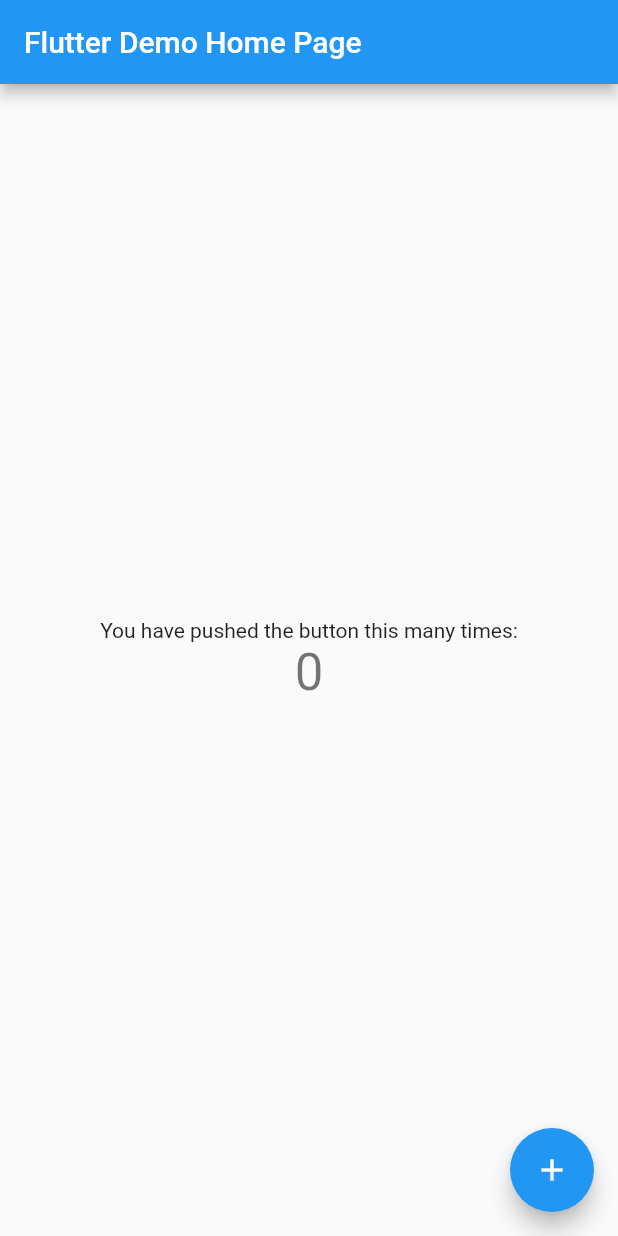
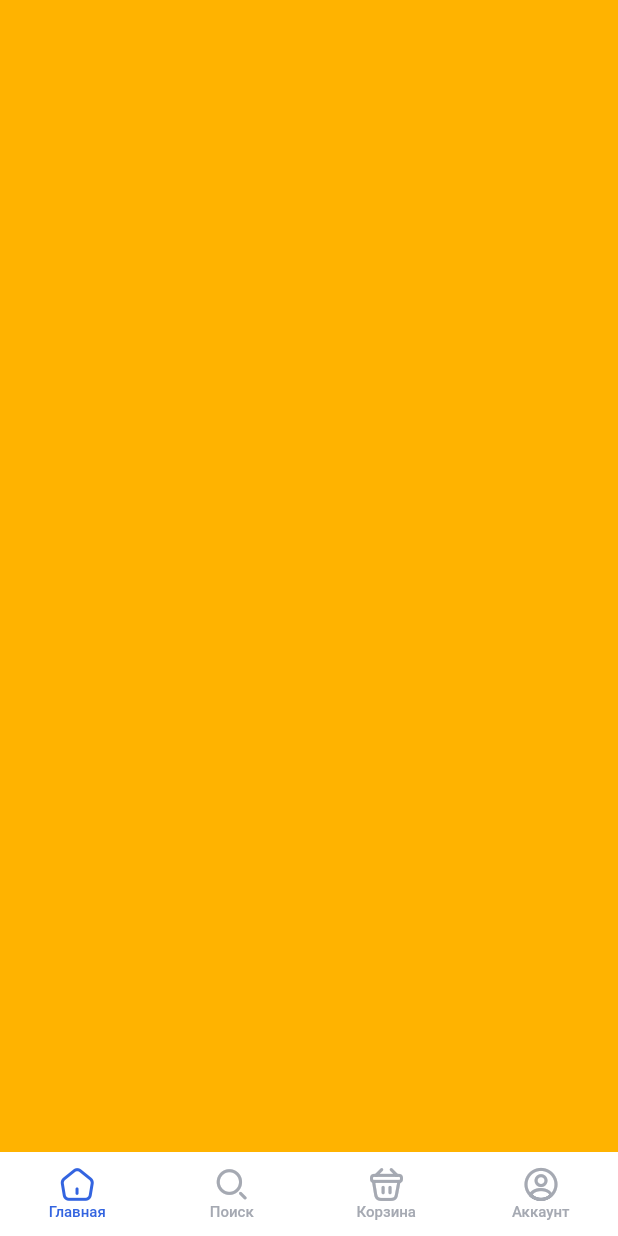
Before and after one commit to tw0ch/invite-test, a Flutter app: the screen it shows after launch, on a phone screen of 412 x 824 dp. Run offline on Flutter 3.47's test engine with Material 2 defaults, Android fonts, the phone set to English and light mode, and no system bars; our stand-ins replace go_router; Roboto replaces fonts that are missing (SF Pro Display).

```diff
--- /dev/null
+++ b/lib/common_setup/routes.dart
@@ -0,0 +1,17 @@
+abstract class Routes {
+  static const String main = '/';
+  static const String home = '/home';
+  static const String search = '/search';
+  static const String basket = '/basket';
+  static const String account = '/account';
+}
+
+enum NavigatorRoute {
+  home(Routes.home),
+  search(Routes.search),
+  basket(Routes.basket),
+  account(Routes.account);
+
+  final String path;
+  const NavigatorRoute(this.path);
+}
--- a/lib/main.dart
+++ b/lib/main.dart
@@ -1,115 +1,65 @@
 import 'package:flutter/material.dart';
+import 'package:invite_application/pages/basket/basket_page.dart';
+import 'package:invite_application/pages/home/home_page.dart';
+import 'package:invite_application/pages/main_page.dart';
+import 'package:go_router/go_router.dart';
+
+import 'common_setup/routes.dart';
 
 void main() {
-  runApp(const MyApp());
+  runApp(MyApp());
 }
 
 class MyApp extends StatelessWidget {
-  const MyApp({super.key});
+  MyApp({super.key});
 
-  // This widget is the root of your application.
+  final _rootNavigatorKey = GlobalKey<NavigatorState>();
+
   @override
   Widget build(BuildContext context) {
-    return MaterialApp(
-      title: 'Flutter Demo',
-      theme: ThemeData(
-        // This is the theme of your application.
-        //
-        // Try running your application with "flutter run". You'll see the
-        // application has a blue toolbar. Then, without quitting the app, try
-        // changing the primarySwatch below to Colors.green and then invoke
-        // "hot reload" (press "r" in the console where you ran "flutter run",
-        // or simply save your changes to "hot reload" in a Flutter IDE).
-        // Notice that the counter didn't reset back to zero; the application
-        // is not restarted.
-        primarySwatch: Colors.blue,
+    return MaterialApp.router(
+      routerConfig: GoRouter(
+        initialLocation: Routes.home,
+        navigatorKey: _rootNavigatorKey,
+        routes: [
+          ShellRoute(
+            builder: (context, state, child) => MainPage(
+              location: state.location,
+              child: child,
+            ),
+            routes: <RouteBase>[
+              GoRoute(
+                path: Routes.home,
+                pageBuilder: (context, state) => MaterialPage<void>(
+                  key: state.pageKey,
+                  child: HomePage(),
+                ),
+              ),
+              GoRoute(
+                path: Routes.search,
+                pageBuilder: (context, state) => MaterialPage<void>(
+                  key: state.pageKey,
+                  child: Placeholder(),
+                ),
+              ),
+              GoRoute(
+                path: Routes.basket,
+                pageBuilder: (context, state) => MaterialPage<void>(
+                  key: state.pageKey,
+                  child: BasketPage(),
+                ),
+              ),
+              GoRoute(
+                path: Routes.account,
+                pageBuilder: (context, state) => MaterialPage<void>(
+                  key: state.pageKey,
+                  child: Placeholder(),
+                ),
+              ),
+            ],
+          ),
+        ],
       ),
-      home: const MyHomePage(title: 'Flutter Demo Home Page'),
     );
   }
 }
-
-class MyHomePage extends StatefulWidget {
-  const MyHomePage({super.key, required this.title});
-
-  // This widget is the home page of your application. It is stateful, meaning
-  // that it has a State object (defined below) that contains fields that affect
-  // how it looks.
-
-  // This class is the configuration for the state. It holds the values (in this
-  // case the title) provided by the parent (in this case the App widget) and
-  // used by the build method of the State. Fields in a Widget subclass are
-  // always marked "final".
-
-  final String title;
-
-  @override
-  State<MyHomePage> createState() => _MyHomePageState();
-}
-
-class _MyHomePageState extends State<MyHomePage> {
-  int _counter = 0;
-
-  void _incrementCounter() {
-    setState(() {
-      // This call to setState tells the Flutter framework that something has
-      // changed in this State, which causes it to rerun the build method below
-      // so that the display can reflect the updated values. If we changed
-      // _counter without calling setState(), then the build method would not be
-      // called again, and so nothing would appear to happen.
-      _counter++;
-    });
-  }
-
-  @override
-  Widget build(BuildContext context) {
-    // This method is rerun every time setState is called, for instance as done
-    // by the _incrementCounter method above.
-    //
-    // The Flutter framework has been optimized to make rerunning build methods
-    // fast, so that you can just rebuild anything that needs updating rather
-    // than having to individually change instances of widgets.
-    return Scaffold(
-      appBar: AppBar(
-        // Here we take the value from the MyHomePage object that was created by
-        // the App.build method, and use it to set our appbar title.
-        title: Text(widget.title),
-      ),
-      body: Center(
-        // Center is a layout widget. It takes a single child and positions it
-        // in the middle of the parent.
-        child: Column(
-          // Column is also a layout widget. It takes a list of children and
-          // arranges them vertically. By default, it sizes itself to fit its
-          // children horizontally, and tries to be as tall as its parent.
-          //
-          // Invoke "debug painting" (press "p" in the console, choose the
-          // "Toggle Debug Paint" action from the Flutter Inspector in Android
-          // Studio, or the "Toggle Debug Paint" command in Visual Studio Code)
-          // to see the wireframe for each widget.
-          //
-          // Column has various properties to control how it sizes itself and
-          // how it positions its children. Here we use mainAxisAlignment to
-          // center the children vertically; the main axis here is the vertical
-          // axis because Columns are vertical (the cross axis would be
-          // horizontal).
-          mainAxisAlignment: MainAxisAlignment.center,
-          children: <Widget>[
-            const Text(
-              'You have pushed the button this many times:',
-            ),
-            Text(
-              '$_counter',
-              style: Theme.of(context).textTheme.headlineMedium,
-            ),
-          ],
-        ),
-      ),
-      floatingActionButton: FloatingActionButton(
-        onPressed: _incrementCounter,
-        tooltip: 'Increment',
-        child: const Icon(Icons.add),
-      ), // This trailing comma makes auto-formatting nicer for build methods.
-    );
-  }
-}
--- /dev/null
+++ b/lib/pages/basket/basket_page.dart
@@ -0,0 +1,10 @@
+import 'package:flutter/material.dart';
+
+class BasketPage extends StatelessWidget {
+  const BasketPage({super.key});
+
+  @override
+  build(context) {
+    return Container();
+  }
+}
--- /dev/null
+++ b/lib/pages/home/home_page.dart
@@ -0,0 +1,19 @@
+import 'package:flutter/material.dart';
+
+class HomePage extends StatelessWidget {
+  const HomePage({super.key});
+
+  @override
+  Widget build(context) {
+    return Scaffold(
+      backgroundColor: Colors.amber.shade600,
+      body: SafeArea(
+        child: Column(
+          children: [
+            Container(),
+          ],
+        ),
+      ),
+    );
+  }
+}
--- /dev/null
+++ b/lib/pages/main_page.dart
@@ -0,0 +1,96 @@
+import 'package:flutter/material.dart';
+import 'package:go_router/go_router.dart';
+import 'package:invite_application/pages/basket/basket_page.dart';
+import 'package:invite_application/pages/home/home_page.dart';
+
+import '../common_setup/routes.dart';
+import '../utils/app_colors.dart';
+import '../utils/app_icons_icons.dart';
+
+class MainPage extends StatefulWidget {
+  final String location;
+  final Widget child;
+
+  MainPage({
+    super.key,
+    required this.location,
+    required this.child,
+  });
+
+  @override
+  State<MainPage> createState() => _MainPageState();
+}
+
+class _MainPageState extends State<MainPage> {
+  int get _currentIndex => NavigatorRoute.values
+      .firstWhere((e) => widget.location.contains(e.path))
+      .index;
+
+  @override
+  Widget build(BuildContext context) {
+    return Scaffold(
+      body: widget.child,
+      bottomNavigationBar: _bottomNavigationBar(),
+    );
+  }
+
+  void _onItemTaped(BuildContext context, NavigatorRoute navigatorRoute) {
+    if (navigatorRoute.index != _currentIndex) {
+      context.go(navigatorRoute.path);
+    }
+  }
+
+  Widget _bottomNavigationBar() {
+    return SafeArea(
+      child: Theme(
+        data: Theme.of(context).copyWith(
+          splashColor: Colors.transparent,
+          highlightColor: Colors.transparent,
+        ),
+        child: BottomNavigationBar(
+          items: const <BottomNavigationBarItem>[
+            BottomNavigationBarItem(
+              icon: Icon(AppIcons.home),
+              label: 'Главная',
+            ),
+            BottomNavigationBarItem(
+              icon: Icon(AppIcons.search),
+              label: 'Поиск',
+            ),
+            BottomNavigationBarItem(
+              icon: Icon(AppIcons.basket),
+              label: 'Корзина',
+            ),
+            BottomNavigationBarItem(
+              icon: Icon(AppIcons.account),
+              label: 'Аккаунт',
+            ),
+          ],
+          onTap: (index) => _onItemTaped(
+            context,
+            NavigatorRoute.values[index],
+          ),
+          currentIndex: _currentIndex,
+          elevation: 0,
+          type: BottomNavigationBarType.fixed,
+          backgroundColor: Colors.white,
+          selectedItemColor: AppColors.color3364E0,
+          unselectedItemColor: AppColors.colorA5A9B2,
+          selectedFontSize: 10,
+          unselectedFontSize: 10,
+          selectedLabelStyle: const TextStyle(
+            fontSize: 10,
+            fontFamily: 'SF Pro Display',
+            fontWeight: FontWeight.w500,
+          ),
+          unselectedLabelStyle: const TextStyle(
+            fontSize: 10,
+            fontFamily: 'SF Pro Display',
+            fontWeight: FontWeight.w500,
+          ),
+          iconSize: 24,
+        ),
+      ),
+    );
+  }
+}
--- /dev/null
+++ b/lib/utils/app_colors.dart
@@ -0,0 +1,7 @@
+import 'package:flutter/material.dart';
+
+abstract class AppColors {
+  static const colorE8E9EC = Color(0xFFE8E9EC);
+  static const color3364E0 = Color(0xFF3364E0);
+  static const colorA5A9B2 = Color(0xFFA5A9B2);
+}
--- /dev/null
+++ b/lib/utils/app_icons_icons.dart
@@ -0,0 +1,34 @@
+/// Flutter icons AppIcons
+/// Copyright (C) 2023 by original authors @ fluttericon.com, fontello.com
+/// This font was generated by FlutterIcon.com, which is derived from Fontello.
+///
+/// To use this font, place it in your fonts/ directory and include the
+/// following in your pubspec.yaml
+///
+/// flutter:
+///   fonts:
+///    - family:  AppIcons
+///      fonts:
+///       - asset: fonts/AppIcons.ttf
+///
+///
+///
+import 'package:flutter/widgets.dart';
+
+class AppIcons {
+  AppIcons._();
+
+  static const _kFontFam = 'AppIcons';
+  static const String? _kFontPkg = null;
+
+  static const IconData account = IconData(0xe800, fontFamily: _kFontFam, fontPackage: _kFontPkg);
+  static const IconData arrow_back = IconData(0xe801, fontFamily: _kFontFam, fontPackage: _kFontPkg);
+  static const IconData basket = IconData(0xe802, fontFamily: _kFontFam, fontPackage: _kFontPkg);
+  static const IconData close = IconData(0xe803, fontFamily: _kFontFam, fontPackage: _kFontPkg);
+  static const IconData decrement = IconData(0xe804, fontFamily: _kFontFam, fontPackage: _kFontPkg);
+  static const IconData home = IconData(0xe805, fontFamily: _kFontFam, fontPackage: _kFontPkg);
+  static const IconData increment = IconData(0xe806, fontFamily: _kFontFam, fontPackage: _kFontPkg);
+  static const IconData like = IconData(0xe807, fontFamily: _kFontFam, fontPackage: _kFontPkg);
+  static const IconData location = IconData(0xe808, fontFamily: _kFontFam, fontPackage: _kFontPkg);
+  static const IconData search = IconData(0xe809, fontFamily: _kFontFam, fontPackage: _kFontPkg);
+}
```
Also changed, not shown: pubspec.yaml (+12 -64 lines), assets/fonts/AppIcons.ttf (added), 8 other files.
